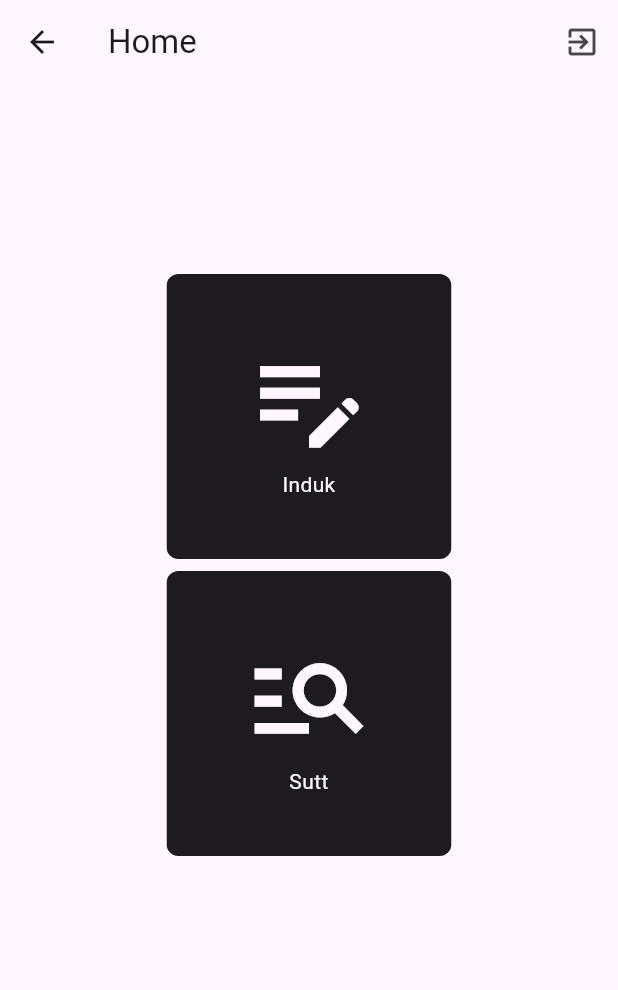
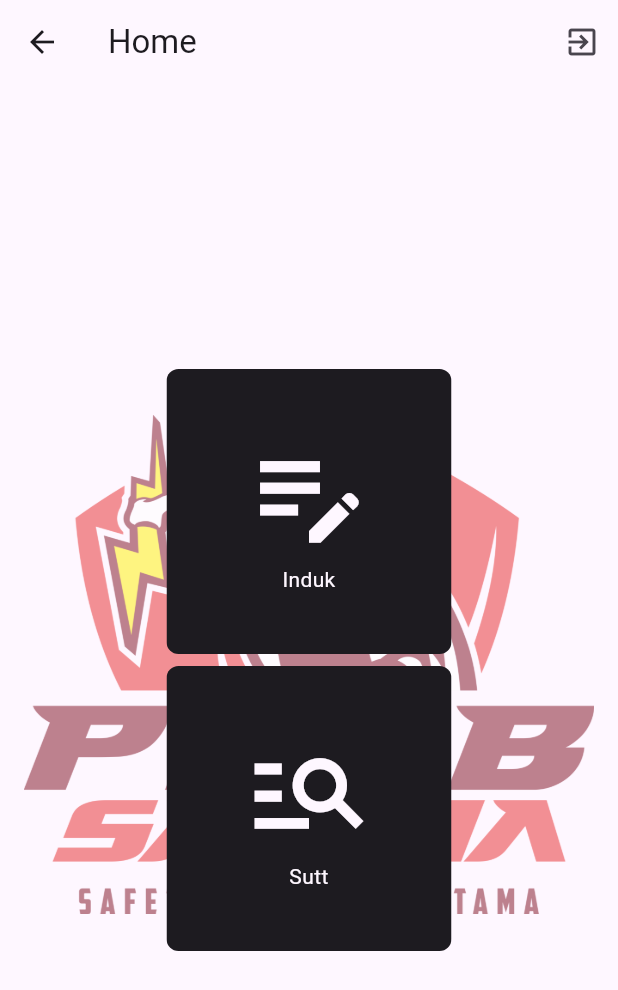
Before and after one commit to J3ndra/Sutt-Flutter, a Flutter app: the HomeScreen screen opened directly, on a phone screen of 412 x 824 dp. Shown: the top 990 px of the screen. Run offline on Flutter 3.47's test engine with Material 3 defaults, Android fonts, the phone set to English and light mode, and no system bars; our stand-ins replace bloc, cloud_firestore, device_info_plus, equatable, firebase_auth, firebase_core and 7 more; missing offline and left inert: excel; accounts and stored records are empty; statements that could not run were skipped.

Commit message:
feat: add background logo at home

```diff
--- a/lib/screens/home/home_screen.dart
+++ b/lib/screens/home/home_screen.dart
@@ -23,6 +23,16 @@ class HomeScreen extends StatelessWidget {
       ),
       body: Align(
         alignment: const Alignment(0, -1 / 3),
+        child: Container(
+          alignment: Alignment.center,
+          width: MediaQuery.of(context).size.width - 32,
+          decoration: const BoxDecoration(
+            image: DecorationImage(
+              image: AssetImage('assets/logo.png'),
+              fit: BoxFit.fitWidth,
+              opacity: 0.5,
+            ),
+          ),
           child: Column(
             mainAxisSize: MainAxisSize.min,
             children: <Widget>[
@@ -37,7 +47,9 @@ class HomeScreen extends StatelessWidget {
                   Navigator.push(
                     context,
                     MaterialPageRoute<void>(
-                    builder: (BuildContext context) => const ReportPage(category: 'Induk',),
+                      builder: (BuildContext context) => const ReportPage(
+                        category: 'Induk',
+                      ),
                     ),
                   );
                 },
@@ -54,12 +66,15 @@ class HomeScreen extends StatelessWidget {
                   Navigator.push(
                     context,
                     MaterialPageRoute<void>(
-                    builder: (BuildContext context) => const ReportPage(category: 'Sutt',),
+                      builder: (BuildContext context) => const ReportPage(
+                        category: 'Sutt',
+                      ),
                     ),
                   );
                 },
               ),
             ],
+          ),
         ),
       ),
     );
```
Lines whose indentation alone changed are shown as unchanged.
